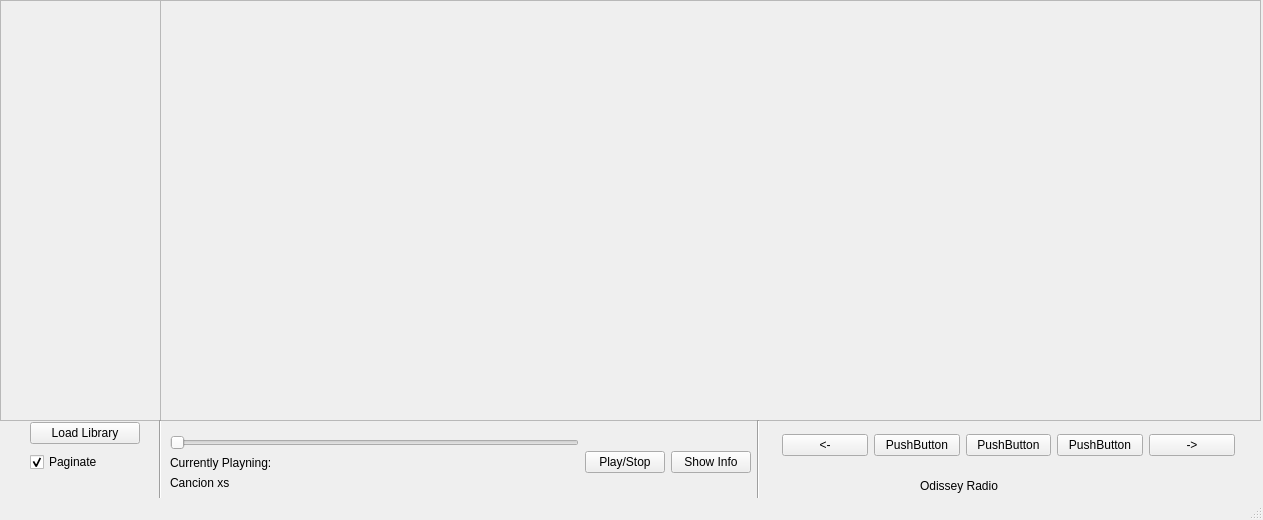
Before: the Qt Designer form testP/mainwindow.ui in Daval03/Project-OdisseyRadio, drawn with Qt 5.
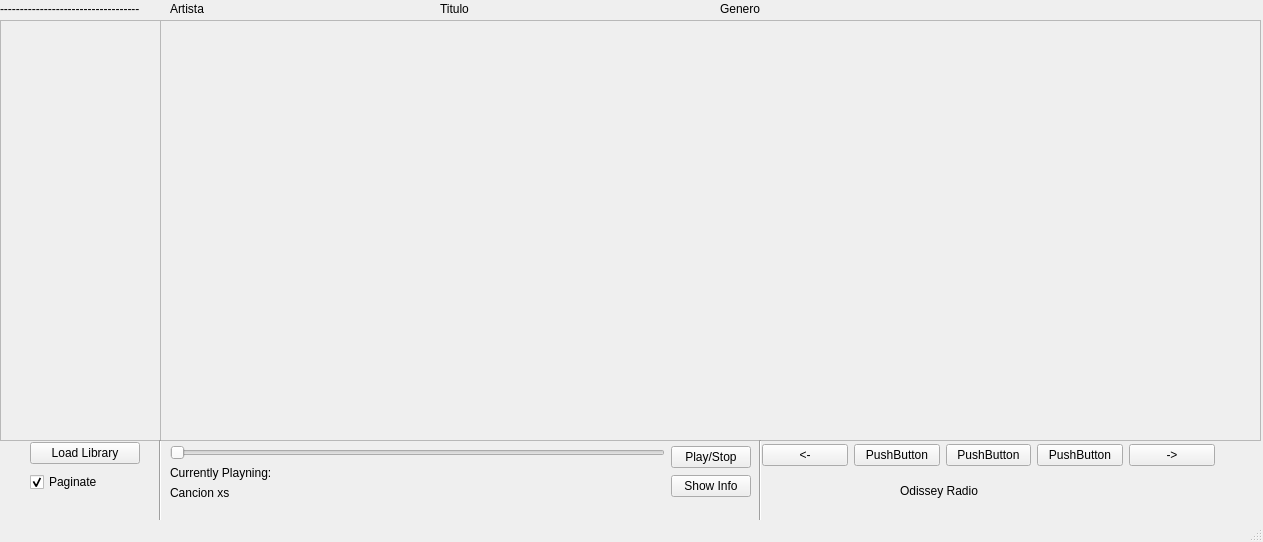
After: the same form once the commit is applied.

Patch:
```diff
--- a/testP/mainwindow.ui
+++ b/testP/mainwindow.ui
@@ -7,7 +7,7 @@
     <x>0</x>
     <y>0</y>
     <width>1263</width>
-    <height>520</height>
+    <height>542</height>
    </rect>
   </property>
   <property name="windowTitle">
@@ -18,7 +18,7 @@
     <property name="geometry">
      <rect>
       <x>0</x>
-      <y>0</y>
+      <y>20</y>
       <width>161</width>
       <height>421</height>
      </rect>
@@ -41,7 +41,7 @@
     <property name="geometry">
      <rect>
       <x>160</x>
-      <y>0</y>
+      <y>20</y>
       <width>1101</width>
       <height>421</height>
      </rect>
@@ -64,7 +64,7 @@
     <property name="geometry">
      <rect>
       <x>170</x>
-      <y>430</y>
+      <y>440</y>
       <width>581</width>
       <height>65</height>
      </rect>
@@ -97,20 +97,20 @@
      </item>
      <item row="0" column="1">
       <layout class="QGridLayout" name="gridLayout_2">
-       <item row="0" column="0">
-        <widget class="QPushButton" name="Play">
-         <property name="text">
-          <string>Play/Stop</string>
-         </property>
-        </widget>
-       </item>
-       <item row="0" column="1">
+       <item row="1" column="1">
         <widget class="QPushButton" name="Show_info">
          <property name="text">
           <string>Show Info</string>
          </property>
         </widget>
        </item>
+       <item row="0" column="1">
+        <widget class="QPushButton" name="Play">
+         <property name="text">
+          <string>Play/Stop</string>
+         </property>
+        </widget>
+       </item>
       </layout>
      </item>
     </layout>
@@ -119,7 +119,7 @@
     <property name="geometry">
      <rect>
       <x>30</x>
-      <y>420</y>
+      <y>440</y>
       <width>110</width>
       <height>56</height>
      </rect>
@@ -148,9 +148,9 @@
     <property name="geometry">
      <rect>
       <x>750</x>
-      <y>420</y>
-      <width>16</width>
-      <height>91</height>
+      <y>440</y>
+      <width>20</width>
+      <height>81</height>
      </rect>
     </property>
     <property name="orientation">
@@ -161,7 +161,7 @@
     <property name="geometry">
      <rect>
       <x>150</x>
-      <y>420</y>
+      <y>440</y>
       <width>20</width>
       <height>91</height>
      </rect>
@@ -173,10 +173,10 @@
    <widget class="QLabel" name="label_3">
     <property name="geometry">
      <rect>
-      <x>920</x>
+      <x>900</x>
       <y>470</y>
       <width>311</width>
-      <height>31</height>
+      <height>41</height>
      </rect>
     </property>
     <property name="text">
@@ -186,8 +186,8 @@
    <widget class="QWidget" name="layoutWidget">
     <property name="geometry">
      <rect>
-      <x>782</x>
-      <y>432</y>
+      <x>762</x>
+      <y>442</y>
       <width>453</width>
       <height>27</height>
      </rect>
@@ -230,6 +230,58 @@
      </item>
     </layout>
    </widget>
+   <widget class="QLabel" name="label_4">
+    <property name="geometry">
+     <rect>
+      <x>170</x>
+      <y>0</y>
+      <width>261</width>
+      <height>17</height>
+     </rect>
+    </property>
+    <property name="text">
+     <string>Artista</string>
+    </property>
+   </widget>
+   <widget class="QLabel" name="label_5">
+    <property name="geometry">
+     <rect>
+      <x>720</x>
+      <y>0</y>
+      <width>67</width>
+      <height>17</height>
+     </rect>
+    </property>
+    <property name="text">
+     <string>Genero</string>
+    </property>
+   </widget>
+   <widget class="QLabel" name="label_6">
+    <property name="geometry">
+     <rect>
+      <x>440</x>
+      <y>0</y>
+      <width>201</width>
+      <height>17</height>
+     </rect>
+    </property>
+    <property name="text">
+     <string>Titulo</string>
+    </property>
+   </widget>
+   <widget class="QLabel" name="label_7">
+    <property name="geometry">
+     <rect>
+      <x>0</x>
+      <y>0</y>
+      <width>161</width>
+      <height>17</height>
+     </rect>
+    </property>
+    <property name="text">
+     <string>-----------------------------------</string>
+    </property>
+   </widget>
   </widget>
   <widget class="QStatusBar" name="statusbar"/>
  </widget>
```
